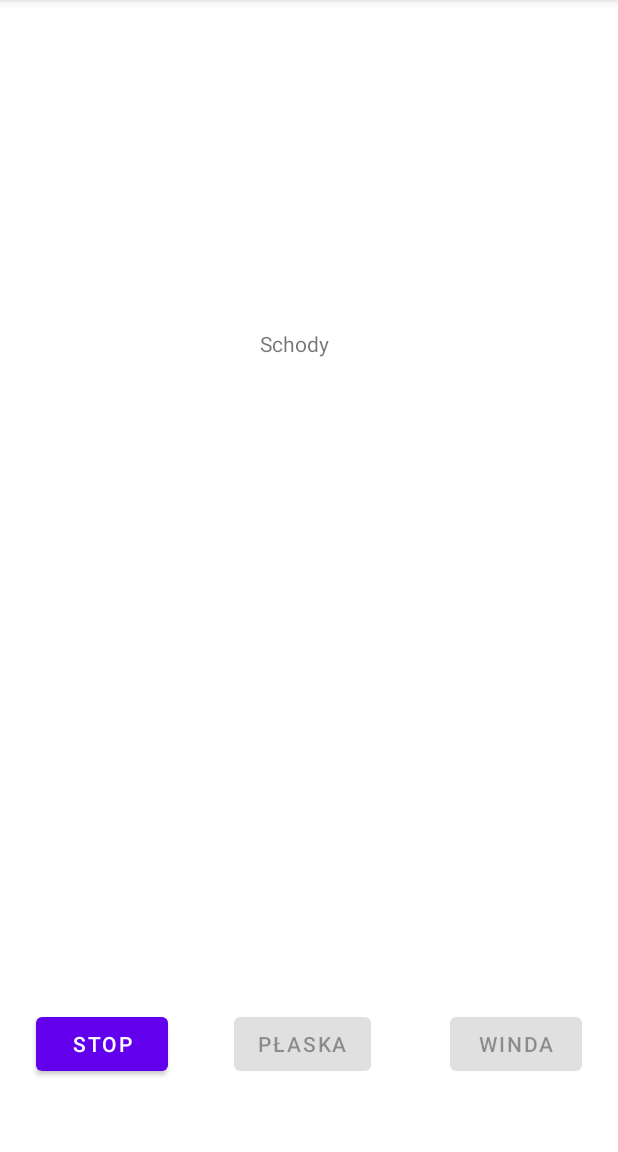
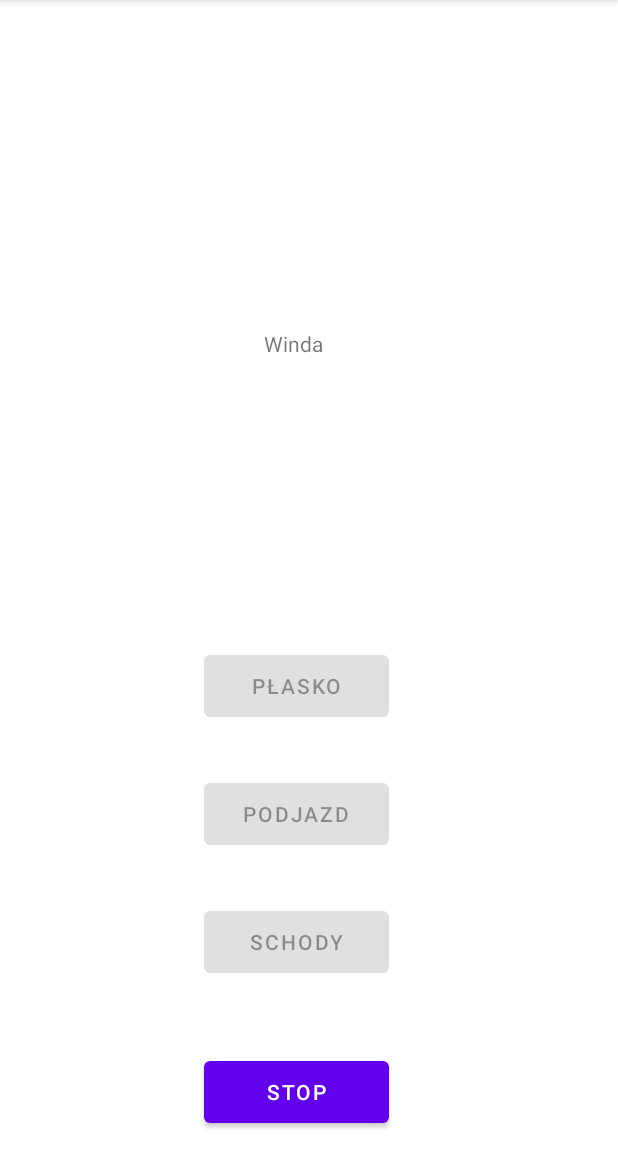
Before and after one commit to EndorFit/MagisterkaSensory, an Android app: the screen it shows after launch (MainActivity), after a tap on "STOP", on a phone screen of 412 x 824 dp, the part 84-1236 px from its top. Run offline under Robolectric (Android 15) with nearby library versions, the phone set to English and light mode, and no system bars; our stand-ins replace Firebase (no records; nobody signed in at launch, a user with empty details on screens opened directly); 1 other tap on this screen came first.

Commit message:
Ramp button added

```diff
--- a/app/src/main/java/com/example/magisterka/MainActivity.java
+++ b/app/src/main/java/com/example/magisterka/MainActivity.java
@@ -47,6 +47,7 @@ public class MainActivity extends AppCompatActivity implements SensorEventListen
     Button buttonStairs;
     Button buttonLift;
     Button buttonFlat;
+    Button buttonRamp;
 
     private boolean collectingData;
 
@@ -71,10 +72,12 @@ public class MainActivity extends AppCompatActivity implements SensorEventListen
         buttonStairs = findViewById(R.id.buttonStairs);
         buttonLift = findViewById(R.id.buttonLift);
         buttonFlat = findViewById(R.id.buttonFlat);
+        buttonRamp = findViewById(R.id.buttonRamp);
 
         buttonStairs.setOnClickListener(this);
         buttonLift.setOnClickListener(this);
         buttonFlat.setOnClickListener(this);
+        buttonRamp.setOnClickListener(this);
 
         locationManager = (LocationManager) getSystemService(Context.LOCATION_SERVICE);
         sensorManager = (SensorManager) getSystemService(Context.SENSOR_SERVICE);
@@ -88,7 +91,7 @@ public class MainActivity extends AppCompatActivity implements SensorEventListen
         buttonStairs.setOnTouchListener(this);
         buttonLift.setOnTouchListener(this);
         buttonFlat.setOnTouchListener(this);
-
+        buttonRamp.setOnTouchListener(this);
     }
 
     @Override
@@ -125,6 +128,7 @@ public class MainActivity extends AppCompatActivity implements SensorEventListen
             case R.id.buttonStairs:
                 buttonFlat.setEnabled(!buttonFlat.isEnabled());
                 buttonLift.setEnabled(!buttonLift.isEnabled());
+                buttonRamp.setEnabled(!buttonRamp.isEnabled());
                 if (collectingData) {
                     buttonStairs.setText("Stop");
                     textViewActivity.setText("Schody");
@@ -138,6 +142,7 @@ public class MainActivity extends AppCompatActivity implements SensorEventListen
             case R.id.buttonLift:
                 buttonFlat.setEnabled(!buttonFlat.isEnabled());
                 buttonStairs.setEnabled(!buttonStairs.isEnabled());
+                buttonRamp.setEnabled(!buttonRamp.isEnabled());
                 if (collectingData) {
                     buttonLift.setText("Stop");
                     textViewActivity.setText("Winda");
@@ -151,6 +156,7 @@ public class MainActivity extends AppCompatActivity implements SensorEventListen
             case R.id.buttonFlat:
                 buttonStairs.setEnabled(!buttonStairs.isEnabled());
                 buttonLift.setEnabled(!buttonLift.isEnabled());
+                buttonRamp.setEnabled(!buttonRamp.isEnabled());
                 if (collectingData) {
                     buttonFlat.setText("Stop");
                     textViewActivity.setText("Płasko");
@@ -159,6 +165,20 @@ public class MainActivity extends AppCompatActivity implements SensorEventListen
                     buttonFlat.setText("Płasko");
                     textViewActivity.setText("");
                     showConfirmationDialog("płasko");
+                }
+                break;
+            case R.id.buttonRamp:
+                buttonStairs.setEnabled(!buttonStairs.isEnabled());
+                buttonLift.setEnabled(!buttonLift.isEnabled());
+                buttonFlat.setEnabled(!buttonFlat.isEnabled());
+                if (collectingData) {
+                    buttonRamp.setText("Stop");
+                    textViewActivity.setText("Podjazd");
+                    startCollectingData();
+                } else {
+                    buttonRamp.setText("Podjazd");
+                    textViewActivity.setText("");
+                    showConfirmationDialog("podjazd");
                 }
                 break;
         }
--- a/app/src/main/res/layout/activity_main.xml
+++ b/app/src/main/res/layout/activity_main.xml
@@ -18,34 +18,49 @@
         app:layout_constraintVertical_bias="0.293" />
 
     <Button
-        android:id="@+id/buttonStairs"
-        android:layout_width="wrap_content"
-        android:layout_height="wrap_content"
-        android:layout_marginStart="24dp"
-        android:layout_marginBottom="48dp"
-        android:text="Schody"
+        android:id="@+id/buttonLift"
+        android:layout_width="123dp"
+        android:layout_height="53dp"
+        android:layout_marginTop="24dp"
+        android:text="Winda"
         app:layout_constraintBottom_toBottomOf="parent"
-        app:layout_constraintStart_toStartOf="parent" />
+        app:layout_constraintEnd_toEndOf="parent"
+        app:layout_constraintHorizontal_bias="0.472"
+        app:layout_constraintStart_toStartOf="parent"
+        app:layout_constraintTop_toBottomOf="@+id/buttonStairs"
+        app:layout_constraintVertical_bias="0.631" />
 
     <Button
         android:id="@+id/buttonFlat"
-        android:layout_width="wrap_content"
-        android:layout_height="wrap_content"
-        android:layout_marginBottom="48dp"
-        android:text="Płaska"
-        app:layout_constraintBottom_toBottomOf="parent"
-        app:layout_constraintEnd_toStartOf="@+id/buttonLift"
-        app:layout_constraintHorizontal_bias="0.455"
-        app:layout_constraintStart_toEndOf="@+id/buttonStairs" />
+        android:layout_width="123dp"
+        android:layout_height="53dp"
+        android:layout_marginTop="192dp"
+        android:text="Płasko"
+        app:layout_constraintEnd_toEndOf="parent"
+        app:layout_constraintHorizontal_bias="0.472"
+        app:layout_constraintStart_toStartOf="parent"
+        app:layout_constraintTop_toBottomOf="@+id/textViewActivity" />
 
     <Button
-        android:id="@+id/buttonLift"
-        android:layout_width="wrap_content"
-        android:layout_height="wrap_content"
-        android:layout_marginEnd="24dp"
-        android:layout_marginBottom="48dp"
-        android:text="Winda"
-        app:layout_constraintBottom_toBottomOf="parent"
-        app:layout_constraintEnd_toEndOf="parent" />
+        android:id="@+id/buttonRamp"
+        android:layout_width="123dp"
+        android:layout_height="53dp"
+        android:layout_marginTop="32dp"
+        android:text="Podjazd"
+        app:layout_constraintEnd_toEndOf="parent"
+        app:layout_constraintHorizontal_bias="0.472"
+        app:layout_constraintStart_toStartOf="parent"
+        app:layout_constraintTop_toBottomOf="@+id/buttonFlat" />
+
+    <Button
+        android:id="@+id/buttonStairs"
+        android:layout_width="123dp"
+        android:layout_height="53dp"
+        android:layout_marginTop="32dp"
+        android:text="Schody"
+        app:layout_constraintEnd_toEndOf="parent"
+        app:layout_constraintHorizontal_bias="0.472"
+        app:layout_constraintStart_toStartOf="parent"
+        app:layout_constraintTop_toBottomOf="@+id/buttonRamp" />
 
 </androidx.constraintlayout.widget.ConstraintLayout>
```
